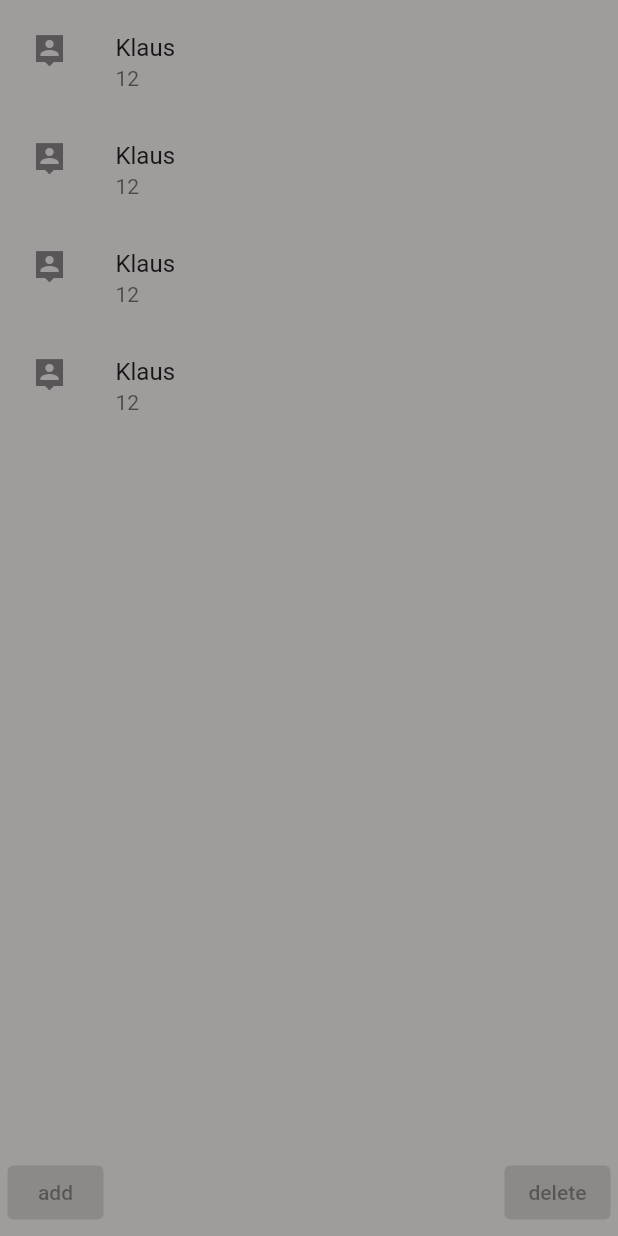
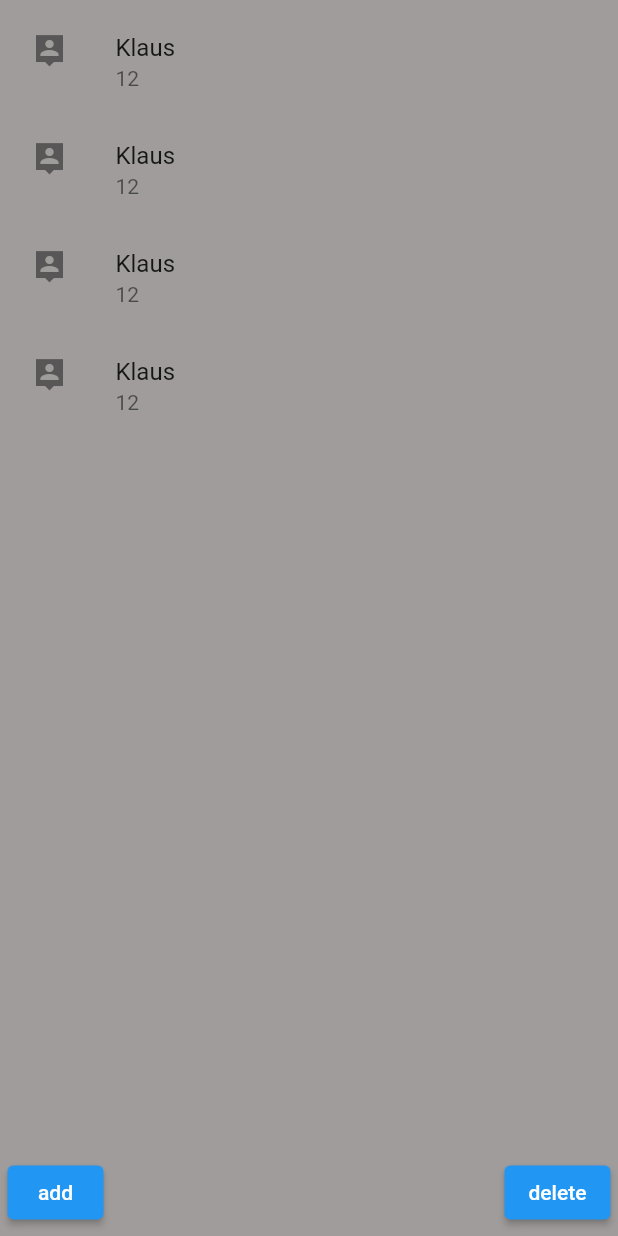
Before and after one commit to marvinkraus/Flutter-Demo-App_Namensliste, a Flutter app: the screen it shows after launch, on a phone screen of 412 x 824 dp. Run offline on Flutter 3.47's test engine with Material 2 defaults, Android fonts, the phone set to English and light mode, and no system bars.

Commit message:
--- Auto-Git Commit ---

```diff
--- a/lib/pages/start.dart
+++ b/lib/pages/start.dart
@@ -3,9 +3,17 @@ import 'package:url_launcher/url_launcher.dart';
 
 import '../entitity/personen.dart';
 
-class StartPage extends StatelessWidget {
+class StartPage extends StatefulWidget {
   StartPage({Key? key}) : super(key: key);
 
+  @override
+  State<StatefulWidget> createState() {
+    return _StartPage();
+  }
+}
+
+//StatefulWidget für Veränderungen an den Pages
+class _StartPage extends State<StartPage> {
   final GlobalKey<ScaffoldState> _scaffoldKey = GlobalKey<ScaffoldState>();
 // ohne Unterstrich = Public Variable
 // Mit Unterstrich = Private Variable
@@ -54,6 +62,7 @@ class StartPage extends StatelessWidget {
 
   @override
   Widget build(BuildContext context) {
+    int indexSelected = -1;
     return Scaffold(
       backgroundColor: Color.fromARGB(255, 160, 156, 156),
       body: Padding(
@@ -67,6 +76,7 @@ class StartPage extends StatelessWidget {
                       return InkWell(
                           onTap: () {
                             print("AAAA");
+                            indexSelected = index;
                           },
                           child: ListTile(
                               leading: const Icon(Icons.person_pin_sharp),
@@ -77,9 +87,23 @@ class StartPage extends StatelessWidget {
               ),
               Row(
                 mainAxisAlignment: MainAxisAlignment.spaceBetween,
-                children: const [
-                  ElevatedButton(onPressed: null, child: Text("add")),
-                  ElevatedButton(onPressed: null, child: Text("delete"))
+                children: [
+                  ElevatedButton(
+                      onPressed: () {
+                        personenNew.add(
+                            Person(name: "Timo", alter: 14, picture: "ha"));
+                        setState(() {});
+                      },
+                      child: Text("add")),
+                  ElevatedButton(
+                      onPressed: () {
+                        if (indexSelected == -1) {
+                          print("Fehler nichts ausgewählt");
+                        }
+                        personenNew.removeAt(indexSelected);
+                        setState(() {});
+                      },
+                      child: Text("delete"))
                 ],
               )
             ],
```
Also changed, not shown: .autogit/logs/log-8-5-2022-14-48-31.txt (added).
